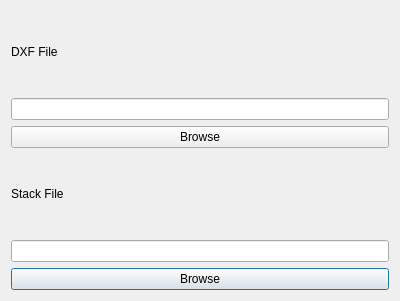
wsteffe/layout2fc, file src/layout2fc.ui: the form before one commit.
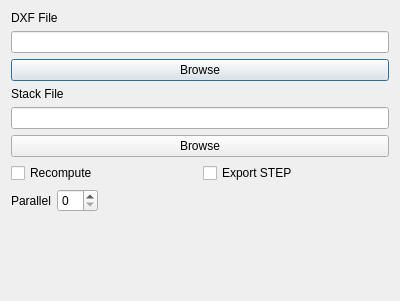
The form after the commit.

Commit message:
Refector layout2fc
* Use App::Part instead of PartDesign::Body
* Use Link for data resuse
* Use Path.Area to acceralte fusion and cuting of large amount of wires
* Support parallel computing

Patch:
```diff
--- a/src/layout2fc.ui
+++ b/src/layout2fc.ui
@@ -16,41 +16,111 @@
   <property name="sizeGripEnabled">
    <bool>false</bool>
   </property>
-  <layout class="QGridLayout" name="gridLayout">
-   <item row="5" column="0">
-    <widget class="QLabel" name="label_2">
-     <property name="text">
-      <string>Stack File</string>
-     </property>
-    </widget>
-   </item>
-   <item row="7" column="0">
-    <widget class="QPushButton" name="stackFileBrowse">
-     <property name="text">
-      <string>Browse</string>
-     </property>
-    </widget>
-   </item>
-   <item row="3" column="0">
-    <widget class="QLineEdit" name="dxfFileName"/>
-   </item>
-   <item row="0" column="0">
+  <layout class="QVBoxLayout" name="verticalLayout">
+   <item>
     <widget class="QLabel" name="label">
+     <property name="sizePolicy">
+      <sizepolicy hsizetype="Preferred" vsizetype="Fixed">
+       <horstretch>0</horstretch>
+       <verstretch>0</verstretch>
+      </sizepolicy>
+     </property>
      <property name="text">
       <string>DXF File</string>
      </property>
     </widget>
    </item>
-   <item row="4" column="0">
+   <item>
+    <widget class="QLineEdit" name="dxfFileName"/>
+   </item>
+   <item>
     <widget class="QPushButton" name="dxfFileBrowse">
      <property name="text">
       <string>Browse</string>
      </property>
     </widget>
    </item>
-   <item row="6" column="0">
+   <item>
+    <widget class="QLabel" name="label_2">
+     <property name="sizePolicy">
+      <sizepolicy hsizetype="Preferred" vsizetype="Fixed">
+       <horstretch>0</horstretch>
+       <verstretch>0</verstretch>
+      </sizepolicy>
+     </property>
+     <property name="text">
+      <string>Stack File</string>
+     </property>
+    </widget>
+   </item>
+   <item>
     <widget class="QLineEdit" name="stackFileName"/>
    </item>
+   <item>
+    <widget class="QPushButton" name="stackFileBrowse">
+     <property name="text">
+      <string>Browse</string>
+     </property>
+    </widget>
+   </item>
+   <item>
+    <layout class="QHBoxLayout" name="horizontalLayout_2">
+     <item>
+      <widget class="QCheckBox" name="checkBoxRecompute">
+       <property name="text">
+        <string>Recompute</string>
+       </property>
+      </widget>
+     </item>
+     <item>
+      <widget class="QCheckBox" name="checkBoxExportStep">
+       <property name="text">
+        <string>Export STEP</string>
+       </property>
+      </widget>
+     </item>
+    </layout>
+   </item>
+   <item>
+    <layout class="QHBoxLayout" name="horizontalLayout">
+     <item>
+      <widget class="QLabel" name="label_3">
+       <property name="text">
+        <string>Parallel</string>
+       </property>
+      </widget>
+     </item>
+     <item>
+      <widget class="QSpinBox" name="spinBoxParallel"/>
+     </item>
+     <item>
+      <spacer name="horizontalSpacer">
+       <property name="orientation">
+        <enum>Qt::Horizontal</enum>
+       </property>
+       <property name="sizeHint" stdset="0">
+        <size>
+         <width>40</width>
+         <height>20</height>
+        </size>
+       </property>
+      </spacer>
+     </item>
+    </layout>
+   </item>
+   <item>
+    <spacer name="verticalSpacer">
+     <property name="orientation">
+      <enum>Qt::Vertical</enum>
+     </property>
+     <property name="sizeHint" stdset="0">
+      <size>
+       <width>20</width>
+       <height>40</height>
+      </size>
+     </property>
+    </spacer>
+   </item>
   </layout>
  </widget>
  <resources/>
```
Left out of the diff: 1 changed line with no effect on the pictures. The commit also changes 2 other files.
